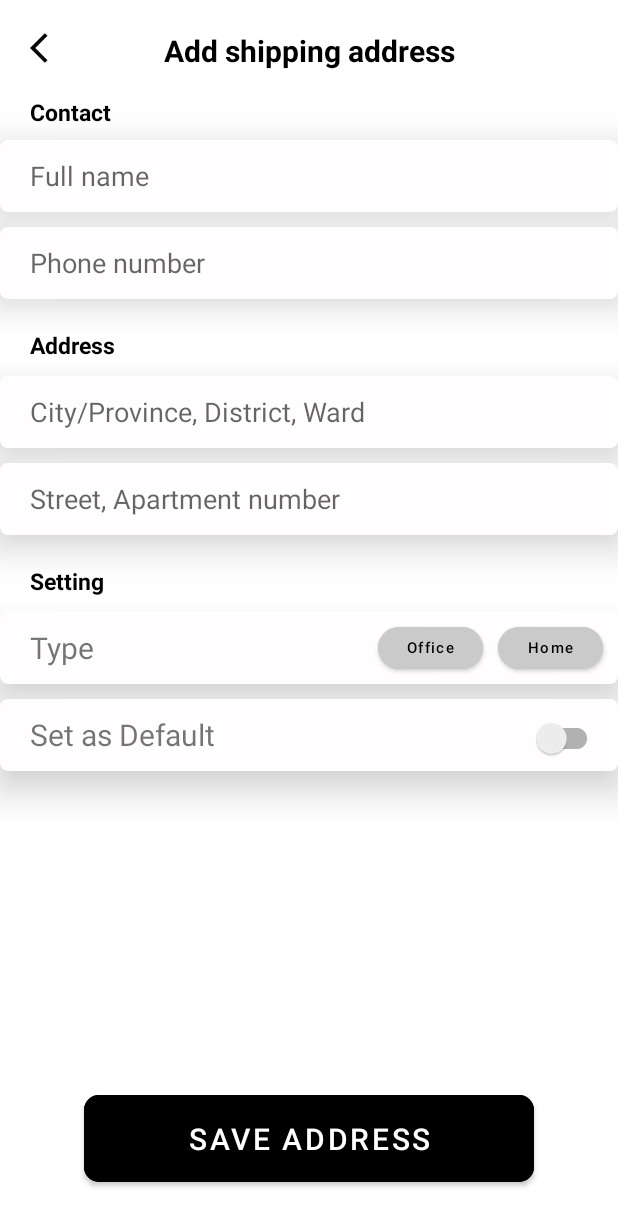
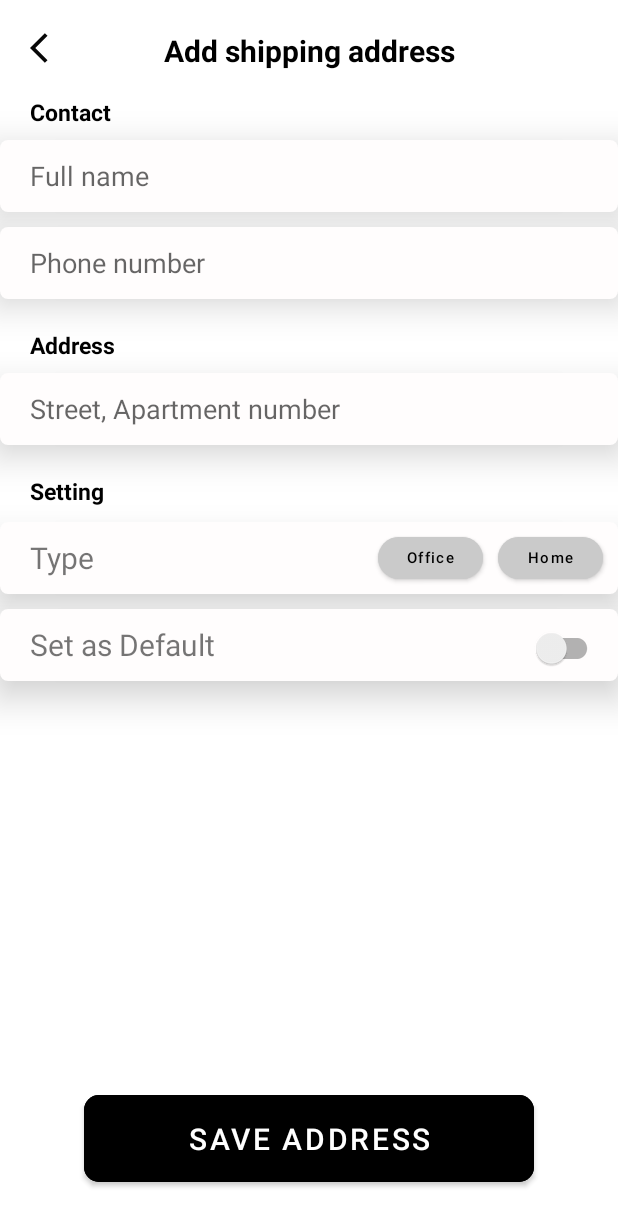
Before and after one commit to trtph/DoAnWoody, an Android app: the AddShipping_Layout screen opened directly, with no data from a screen before it, on a phone screen of 412 x 824 dp. Shown: the top 1226 px of the screen. Run offline under Robolectric (Android 15) with nearby library versions, the phone set to English and light mode, and no system bars.

Commit message:
edit address layout

```diff
--- a/app/src/main/AndroidManifest.xml
+++ b/app/src/main/AndroidManifest.xml
@@ -37,9 +37,6 @@
             android:name=".RegisterActivity"
             android:exported="false" />
         <activity
-            android:name=".CreatePasswordActivity"
-            android:exported="false" />
-        <activity
             android:name=".VerificationActivity"
             android:exported="false" />
         <activity
--- a/app/src/main/java/com/example/woodygroupapplication/AddShipping_Layout.java
+++ b/app/src/main/java/com/example/woodygroupapplication/AddShipping_Layout.java
@@ -10,16 +10,15 @@ import android.widget.Button;
 import android.widget.EditText;
 import android.widget.ImageView;
 
-import com.example.utils.AppUtils;
+import com.example.utils.AddUtils;
 import com.example.utils.NameUtils;
-import com.google.android.material.button.MaterialButton;
 
 public class AddShipping_Layout extends AppCompatActivity {
 
     ImageView btnBackAddShip;
     Button btnSave;
     SwitchCompat switchCompat;
-    EditText editText;
+    EditText editText, editText4;
 
     @Override
     protected void onCreate(Bundle savedInstanceState) {
@@ -27,6 +26,7 @@ public class AddShipping_Layout extends AppCompatActivity {
         setContentView(R.layout.activity_add_shipping_layout);
 
         editText=findViewById(R.id.editText);
+        editText4=findViewById(R.id.editText4);
 
         btnSave=findViewById(R.id.btnSave);
         btnBackAddShip = findViewById(R.id.btnBackAddShip);
@@ -48,15 +48,21 @@ public class AddShipping_Layout extends AppCompatActivity {
 
             private void nextActivity2() {
                 String strName= editText.getText().toString().trim();
+                String strAddress= editText4.getText().toString().trim();
 
                 NameUtils nameUtils= new NameUtils(strName);
+                AddUtils addUtils = new AddUtils(strAddress);
 
                 Intent intent1=new Intent(AddShipping_Layout.this,Checkout_Layout.class);
 
                 Bundle bundle1= new Bundle();
                 bundle1.putSerializable("object_name", nameUtils);
 
+                Bundle bundle2= new Bundle();
+                bundle2.putSerializable("object_address", addUtils);
+
                 intent1.putExtras(bundle1);
+                intent1.putExtras(bundle2);
                 startActivity(intent1);
             }
         });
--- a/app/src/main/java/com/example/woodygroupapplication/ListAllRooms.java
+++ b/app/src/main/java/com/example/woodygroupapplication/ListAllRooms.java
@@ -66,8 +66,8 @@ public class ListAllRooms extends AppCompatActivity {
         browseRoomProduct = new ArrayList<ListCategoryProduct>();
         browseRoomProduct.add(new ListCategoryProduct(R.drawable.livingroom, "LIVING ROOM"));
         browseRoomProduct.add(new ListCategoryProduct(R.drawable.diningroom, "DINING ROOM"));
-        browseRoomProduct.add(new ListCategoryProduct(R.drawable.img_1, "BATHROOM"));
-        browseRoomProduct.add(new ListCategoryProduct(R.drawable.img_2, "BEDROOM"));
+        browseRoomProduct.add(new ListCategoryProduct(R.drawable.bath, "BATHROOM"));
+        browseRoomProduct.add(new ListCategoryProduct(R.drawable.bed, "BEDROOM"));
 
 
         adapter = new ListCategoryAdapter(ListAllRooms.this, browseRoomProduct);
--- a/app/src/main/res/layout/activity_add_shipping_layout.xml
+++ b/app/src/main/res/layout/activity_add_shipping_layout.xml
@@ -83,27 +83,12 @@
         app:layout_constraintStart_toStartOf="parent"
         app:layout_constraintTop_toBottomOf="@+id/editText2" />
 
-    <EditText
-        android:id="@+id/editText3"
-        android:layout_width="match_parent"
-        android:layout_height="wrap_content"
-        android:layout_marginTop="10dp"
-        android:background="@drawable/add_shipping_bg"
-        android:elevation="15dp"
-        android:hint="City/Province, District, Ward"
-        android:minHeight="48dp"
-        android:paddingLeft="20dp"
-        android:paddingTop="10dp"
-        android:paddingRight="20dp"
-        android:paddingBottom="10dp"
-        app:layout_constraintStart_toStartOf="parent"
-        app:layout_constraintTop_toBottomOf="@+id/textView13" />
 
     <EditText
         android:id="@+id/editText4"
         android:layout_width="match_parent"
         android:layout_height="wrap_content"
-        android:layout_marginTop="10dp"
+        android:layout_marginTop="8dp"
         android:background="@drawable/add_shipping_bg"
         android:elevation="15dp"
         android:hint="Street, Apartment number"
@@ -113,8 +98,7 @@
         android:paddingRight="20dp"
         android:paddingBottom="10dp"
         app:layout_constraintStart_toStartOf="parent"
-        app:layout_constraintTop_toBottomOf="@+id/editText3" />
-
+        app:layout_constraintTop_toBottomOf="@+id/textView13" />
 
     <TextView
         android:id="@+id/textView12"
```
Also changed, not shown: app/src/main/java/com/example/utils/AddUtils.java (added, +20 -0 lines), app/src/main/java/com/example/utils/AppUtils.java (deleted, +0 -20 lines), app/src/main/java/com/example/woodygroupapplication/Checkout_Layout.java (+12 -7 lines), app/src/main/java/com/example/woodygroupapplication/PaymentMethod_Layout.java (+4 -27 lines), app/src/main/res/drawable/bath.png (added), app/src/main/res/drawable/bed.png (added).
